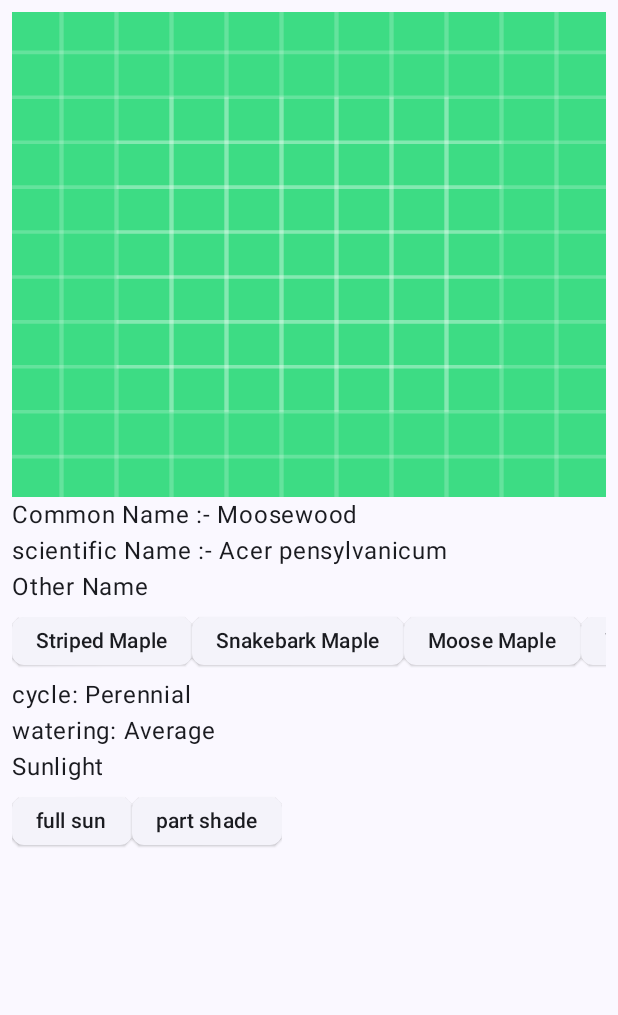
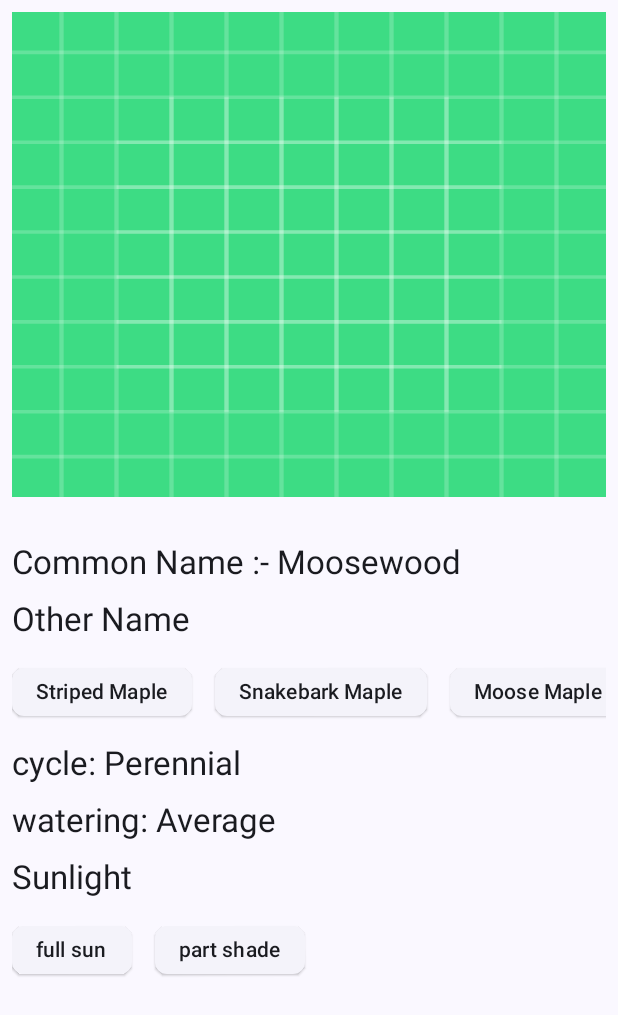
Before and after one commit to Bhargav200004/Plantoniam, an Android app built with Jetpack Compose: the screen it shows after launch (MainActivity), after a tap on "Striped Maple", on a phone screen of 412 x 824 dp. Shown: the top 1015 px of the screen. Run offline under Robolectric (Android 15) with nearby library versions, the phone set to English and light mode, and no system bars; our stand-ins replace Dagger/Hilt's generated code.

Commit message:
Implementation of the imageScreen

```diff
--- a/app/src/main/java/com/example/plantoniam/ui/imageScreen/ImageScreen.kt
+++ b/app/src/main/java/com/example/plantoniam/ui/imageScreen/ImageScreen.kt
@@ -1,15 +1,20 @@
 package com.example.plantoniam.ui.imageScreen
 
 import androidx.compose.foundation.Image
+import androidx.compose.foundation.layout.Arrangement
 import androidx.compose.foundation.layout.Box
 import androidx.compose.foundation.layout.Column
+import androidx.compose.foundation.layout.Spacer
 import androidx.compose.foundation.layout.fillMaxHeight
 import androidx.compose.foundation.layout.fillMaxSize
 import androidx.compose.foundation.layout.fillMaxWidth
+import androidx.compose.foundation.layout.height
 import androidx.compose.foundation.layout.padding
+import androidx.compose.foundation.layout.size
 import androidx.compose.foundation.lazy.LazyRow
 import androidx.compose.foundation.lazy.items
 import androidx.compose.material3.ElevatedAssistChip
+import androidx.compose.material3.MaterialTheme
 import androidx.compose.material3.Text
 import androidx.compose.runtime.Composable
 import androidx.compose.ui.Modifier
@@ -35,7 +40,9 @@ fun ImageScreen() {
         "full sun",
         "part shade"
     )
+    val scientificName : List<String> = listOf(
 
+    )
     Box(
         modifier = Modifier
             .fillMaxSize()
@@ -43,7 +50,8 @@ fun ImageScreen() {
     ) {
         Column(
             modifier = Modifier
-                .fillMaxSize()
+                .fillMaxSize(),
+            verticalArrangement = Arrangement.spacedBy(10.dp)
         ) {
             Image(
                 modifier = Modifier
@@ -53,13 +61,21 @@ fun ImageScreen() {
                 contentDescription = null,
                 contentScale = ContentScale.FillBounds
             )
-            Text(text = "Common Name :- Moosewood")
-            Text(text = "scientific Name :- Acer pensylvanicum")
-            if (otherName.isNotEmpty()) {
-                Text(text = "Other Name")
+            Spacer(modifier = Modifier.height(10.dp))
+            Text(
+                text = "Common Name :- Moosewood",
+                style = MaterialTheme.typography.titleLarge
+            )
+            if (scientificName.isNotEmpty()) {
+                Text(
+                    text = "Scientific Name",
+                    style = MaterialTheme.typography.titleLarge
+                )
                 LazyRow {
                     items(otherName) { element ->
                         ElevatedAssistChip(
+                            modifier = Modifier
+                                .padding(end = 15.dp),
                             onClick = { /*TODO*/ },
                             label = { Text(text = element) }
                         )
@@ -67,13 +83,41 @@ fun ImageScreen() {
 
                 }
             }
-            Text(text = "cycle: Perennial")
-            Text(text = "watering: Average")
             if (otherName.isNotEmpty()) {
-                Text(text = "Sunlight")
+                Text(
+                    text = "Other Name",
+                    style = MaterialTheme.typography.titleLarge
+                )
                 LazyRow {
+                    items(otherName) { element ->
+                        ElevatedAssistChip(
+                            modifier = Modifier
+                                .padding(end = 15.dp),
+                            onClick = { /*TODO*/ },
+                            label = { Text(text = element) }
+                        )
+                    }
+
+                }
+            }
+            Text(
+                text = "cycle: Perennial",
+                style = MaterialTheme.typography.titleLarge
+            )
+            Text(
+                text = "watering: Average",
+                style = MaterialTheme.typography.titleLarge
+            )
+            if (sunlight.isNotEmpty()) {
+                Text(
+                    text = "Sunlight",
+                    style = MaterialTheme.typography.titleLarge
+                )
+                LazyRow{
                     items(sunlight) { element ->
                         ElevatedAssistChip(
+                            modifier = Modifier
+                                .padding(end = 15.dp),
                             onClick = { /*TODO*/ },
                             label = { Text(text = element) }
                         )
```
